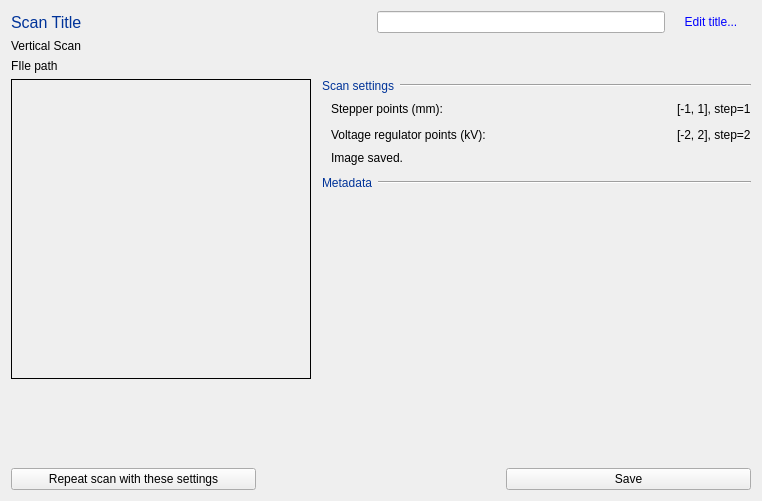
Above: designer/scanreviewdialog.ui from DanielWinklehner/emittance-scanner-daq before the change. Below: the same form after it.
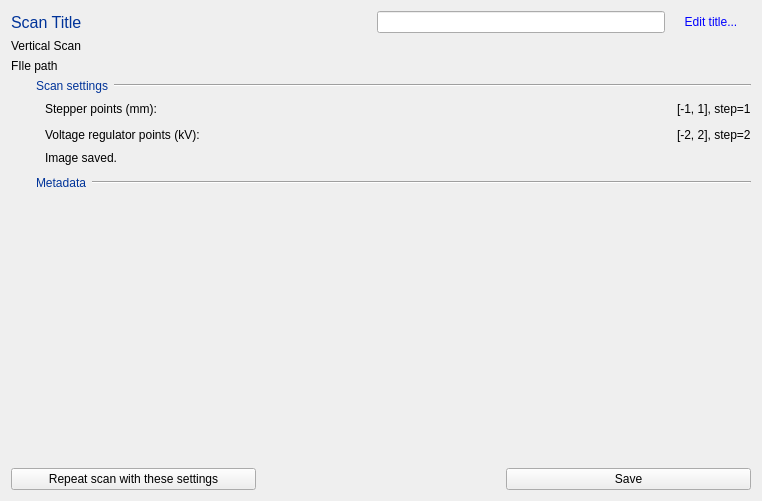
That is the form after the change.

Commit message: scan display axis moved to its own widget & included on scan review dialog

Diff of the .ui file:
```diff
--- a/designer/scanreviewdialog.ui
+++ b/designer/scanreviewdialog.ui
@@ -105,27 +105,14 @@
     <layout class="QHBoxLayout" name="horizontalLayout_2">
      <item>
       <layout class="QVBoxLayout" name="verticalLayout_2">
-       <item>
-        <widget class="QLabel" name="lblScanImage">
-         <property name="minimumSize">
-          <size>
-           <width>300</width>
-           <height>300</height>
-          </size>
-         </property>
-         <property name="frameShape">
-          <enum>QFrame::Box</enum>
-         </property>
-         <property name="text">
-          <string/>
-         </property>
-        </widget>
-       </item>
        <item>
         <spacer name="verticalSpacer_2">
          <property name="orientation">
           <enum>Qt::Vertical</enum>
          </property>
+         <property name="sizeType">
+          <enum>QSizePolicy::Maximum</enum>
+         </property>
          <property name="sizeHint" stdset="0">
           <size>
            <width>20</width>
```
The commit also changes 8 other files.
